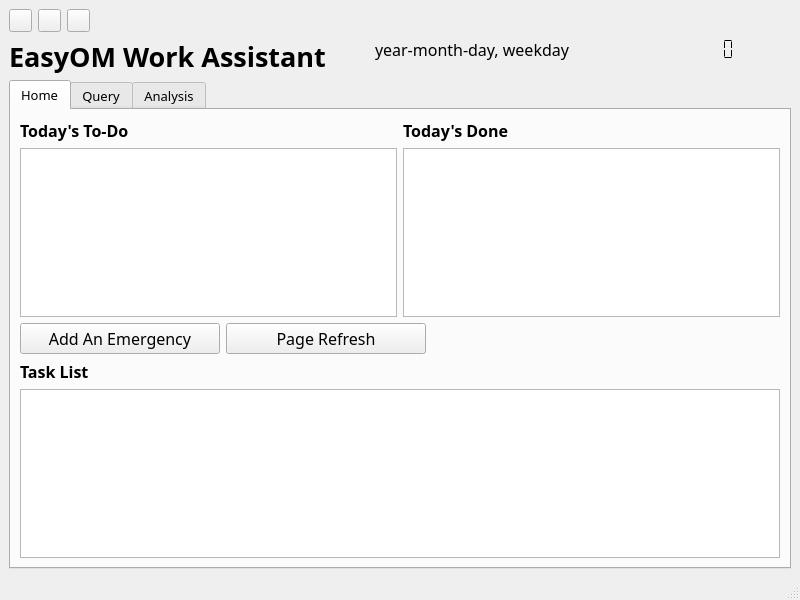
Above: UIs/mainWindow.ui from Jovany-Rong/EasyOM_Work_Assistant before the change. Below: the same form after it.
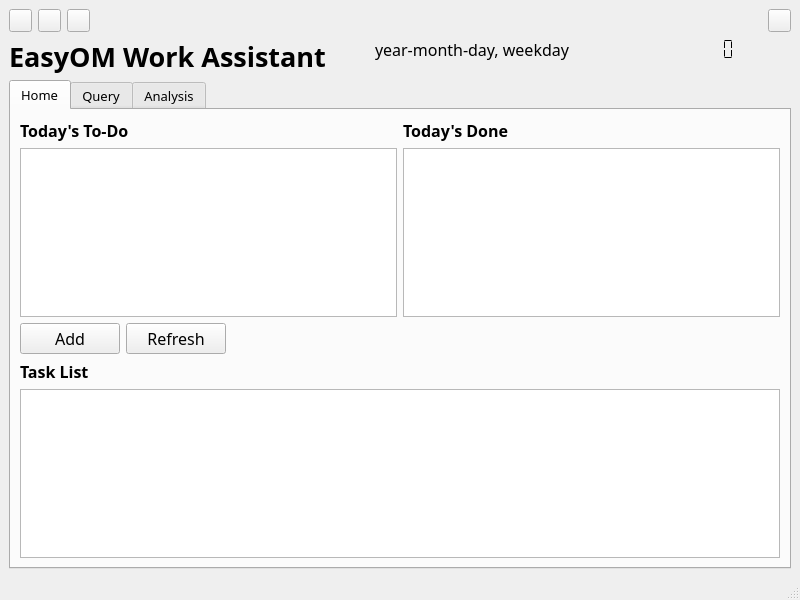
That is the form after the change. The open tabs and pages were chosen to show the change.

The edit to the form file:
```diff
--- a/UIs/mainWindow.ui
+++ b/UIs/mainWindow.ui
@@ -105,6 +105,28 @@
         </property>
        </spacer>
       </item>
+      <item>
+       <widget class="QPushButton" name="skin">
+        <property name="minimumSize">
+         <size>
+          <width>23</width>
+          <height>23</height>
+         </size>
+        </property>
+        <property name="maximumSize">
+         <size>
+          <width>23</width>
+          <height>23</height>
+         </size>
+        </property>
+        <property name="toolTip">
+         <string>Skin 皮肤</string>
+        </property>
+        <property name="text">
+         <string/>
+        </property>
+       </widget>
+      </item>
      </layout>
     </item>
     <item>
@@ -310,9 +332,9 @@
          </layout>
         </item>
         <item>
-         <layout class="QHBoxLayout" name="horizontalLayout_5">
+         <layout class="QHBoxLayout" name="horizontalLayout_5" stretch="0,0">
           <item>
-           <layout class="QHBoxLayout" name="horizontalLayout_4" stretch="1,1">
+           <layout class="QHBoxLayout" name="horizontalLayout_4" stretch="0,0">
             <property name="sizeConstraint">
              <enum>QLayout::SetDefaultConstraint</enum>
             </property>
@@ -320,24 +342,24 @@
              <widget class="QPushButton" name="emerAddButton">
               <property name="minimumSize">
                <size>
-                <width>200</width>
+                <width>100</width>
                 <height>0</height>
                </size>
               </property>
               <property name="maximumSize">
                <size>
-                <width>200</width>
+                <width>100</width>
                 <height>16777215</height>
                </size>
               </property>
               <property name="font">
                <font>
-                <family>隶书</family>
+                <family>微软雅黑</family>
                 <pointsize>12</pointsize>
                </font>
               </property>
               <property name="text">
-               <string>Add An Emergency</string>
+               <string>Add</string>
               </property>
              </widget>
             </item>
@@ -345,24 +367,24 @@
              <widget class="QPushButton" name="pageRefreshButton">
               <property name="minimumSize">
                <size>
-                <width>200</width>
+                <width>100</width>
                 <height>0</height>
                </size>
               </property>
               <property name="maximumSize">
                <size>
-                <width>200</width>
+                <width>100</width>
                 <height>16777215</height>
                </size>
               </property>
               <property name="font">
                <font>
-                <family>隶书</family>
+                <family>微软雅黑</family>
                 <pointsize>12</pointsize>
                </font>
               </property>
               <property name="text">
-               <string>Page Refresh</string>
+               <string>Refresh</string>
               </property>
              </widget>
             </item>
```
Left out of the diff: 33 changed lines with no effect on the pictures.
